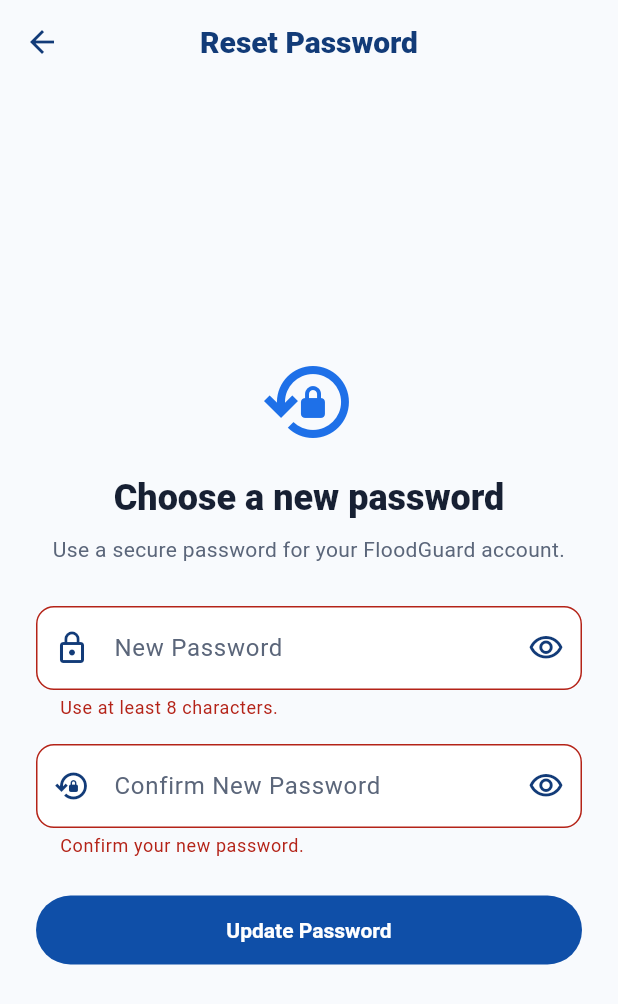
After one commit to leitorrefiel/floodguard-ai, a Flutter app: the ResetPasswordScreen screen opened directly, after a tap on "Update Password", on a phone screen of 412 x 824 dp. The commit adds this screen. Shown: the top 1004 px of the screen. Run offline on Flutter 3.47's test engine with Material 3 defaults, Android fonts, the phone set to English and light mode, and no system bars; our stand-ins replace firebase_core, firebase_messaging, flutter_local_notifications, geocoding, geolocator, image_picker and 2 more; missing offline and left inert: maplibre_gl; accounts and stored records are empty; network calls fail.

Commit message:
Secure profile account management

```diff
--- /dev/null
+++ b/lib/screens/reset_password_screen.dart
@@ -0,0 +1,160 @@
+import 'package:flutter/material.dart';
+import 'package:supabase_flutter/supabase_flutter.dart';
+
+import '../utils/app_theme.dart';
+
+class ResetPasswordScreen extends StatefulWidget {
+  const ResetPasswordScreen({super.key});
+
+  @override
+  State<ResetPasswordScreen> createState() => _ResetPasswordScreenState();
+}
+
+class _ResetPasswordScreenState extends State<ResetPasswordScreen> {
+  final _formKey = GlobalKey<FormState>();
+  final _password = TextEditingController();
+  final _confirm = TextEditingController();
+  bool _isLoading = false;
+  bool _obscurePassword = true;
+  bool _obscureConfirm = true;
+
+  @override
+  void dispose() {
+    _password.dispose();
+    _confirm.dispose();
+    super.dispose();
+  }
+
+  Future<void> _savePassword() async {
+    if (!(_formKey.currentState?.validate() ?? false)) return;
+    setState(() => _isLoading = true);
+    try {
+      await Supabase.instance.client.auth.updateUser(
+        UserAttributes(password: _password.text),
+      );
+      if (!mounted) return;
+      ScaffoldMessenger.of(context).showSnackBar(
+        const SnackBar(content: Text('Password updated successfully.')),
+      );
+      Navigator.of(context).popUntil((route) => route.isFirst);
+    } on AuthException catch (error) {
+      _showMessage(error.message);
+    } catch (_) {
+      _showMessage('Could not update password.');
+    } finally {
+      if (mounted) setState(() => _isLoading = false);
+    }
+  }
+
+  void _showMessage(String message) => ScaffoldMessenger.of(
+    context,
+  ).showSnackBar(SnackBar(content: Text(message)));
+
+  @override
+  Widget build(BuildContext context) => Scaffold(
+    appBar: AppBar(title: const Text('Reset Password')),
+    body: SafeArea(
+      child: Center(
+        child: SingleChildScrollView(
+          padding: const EdgeInsets.all(24),
+          child: ConstrainedBox(
+            constraints: const BoxConstraints(maxWidth: 420),
+            child: Form(
+              key: _formKey,
+              child: Column(
+                crossAxisAlignment: CrossAxisAlignment.stretch,
+                children: [
+                  const Icon(
+                    Icons.lock_reset_outlined,
+                    size: 64,
+                    color: AppTheme.blue,
+                  ),
+                  const SizedBox(height: 16),
+                  Text(
+                    'Choose a new password',
+                    textAlign: TextAlign.center,
+                    style: Theme.of(context).textTheme.headlineSmall?.copyWith(
+                      fontWeight: FontWeight.w800,
+                    ),
+                  ),
+                  const SizedBox(height: 8),
+                  Text(
+                    'Use a secure password for your FloodGuard account.',
+                    textAlign: TextAlign.center,
+                    style: Theme.of(
+                      context,
+                    ).textTheme.bodyMedium?.copyWith(color: AppTheme.muted),
+                  ),
+                  const SizedBox(height: 28),
+                  TextFormField(
+                    controller: _password,
+                    obscureText: _obscurePassword,
+                    autofillHints: const [AutofillHints.newPassword],
+                    decoration: InputDecoration(
+                      labelText: 'New Password',
+                      prefixIcon: const Icon(Icons.lock_outline),
+                      suffixIcon: IconButton(
+                        onPressed: () => setState(
+                          () => _obscurePassword = !_obscurePassword,
+                        ),
+                        icon: Icon(
+                          _obscurePassword
+                              ? Icons.visibility_outlined
+                              : Icons.visibility_off_outlined,
+                        ),
+                      ),
+                    ),
+                    validator: (value) => value != null && value.length >= 8
+                        ? null
+                        : 'Use at least 8 characters.',
+                  ),
+                  const SizedBox(height: 16),
+                  TextFormField(
+                    controller: _confirm,
+                    obscureText: _obscureConfirm,
+                    autofillHints: const [AutofillHints.newPassword],
+                    decoration: InputDecoration(
+                      labelText: 'Confirm New Password',
+                      prefixIcon: const Icon(Icons.lock_reset_outlined),
+                      suffixIcon: IconButton(
+                        onPressed: () =>
+                            setState(() => _obscureConfirm = !_obscureConfirm),
+                        icon: Icon(
+                          _obscureConfirm
+                              ? Icons.visibility_outlined
+                              : Icons.visibility_off_outlined,
+                        ),
+                      ),
+                    ),
+                    validator: (value) {
+                      if (value == null || value.isEmpty) {
+                        return 'Confirm your new password.';
+                      }
+                      return value == _password.text
+                          ? null
+                          : 'Passwords do not match.';
+                    },
+                  ),
+                  const SizedBox(height: 24),
+                  FilledButton(
+                    onPressed: _isLoading ? null : _savePassword,
+                    child: Padding(
+                      padding: const EdgeInsets.symmetric(vertical: 12),
+                      child: _isLoading
+                          ? const SizedBox(
+                              height: 20,
+                              width: 20,
+                              child: CircularProgressIndicator(strokeWidth: 2),
+                            )
+                          : const Text('Update Password'),
+                    ),
+                  ),
+                ],
+              ),
+            ),
+          ),
+        ),
+      ),
+    ),
+  );
+}
```
Also changed, not shown: lib/main.dart (+25 -2 lines), lib/screens/login_screen.dart (+6 -1 lines), lib/screens/profile_screen.dart (+151 -18 lines), 1 other file.
